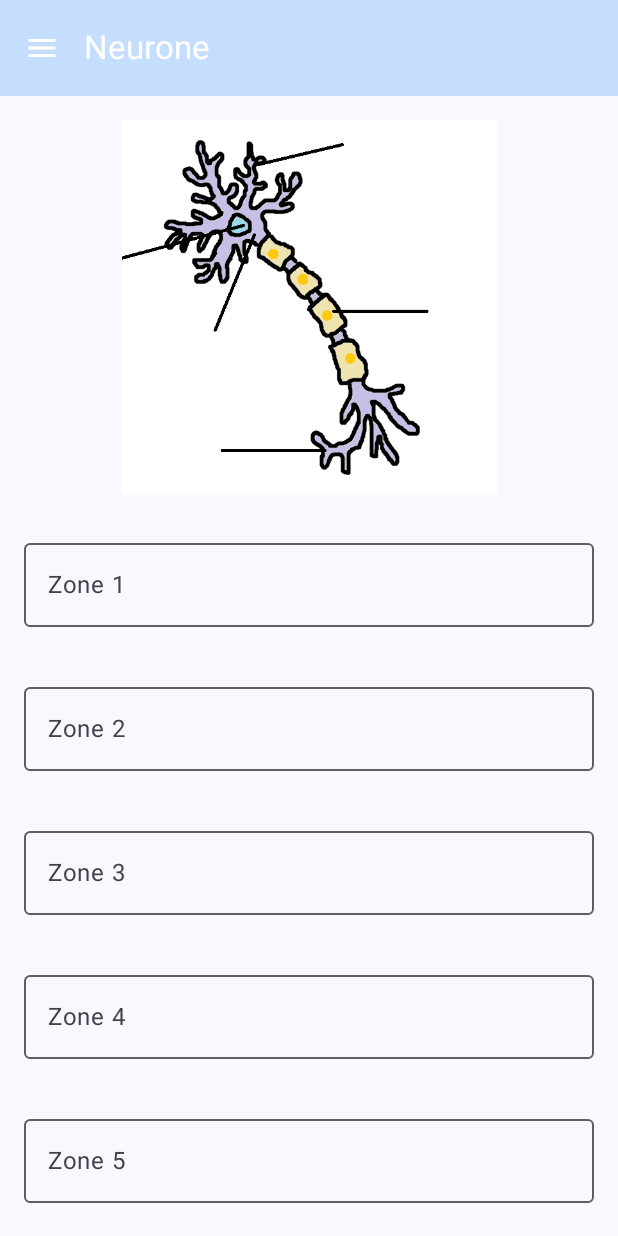
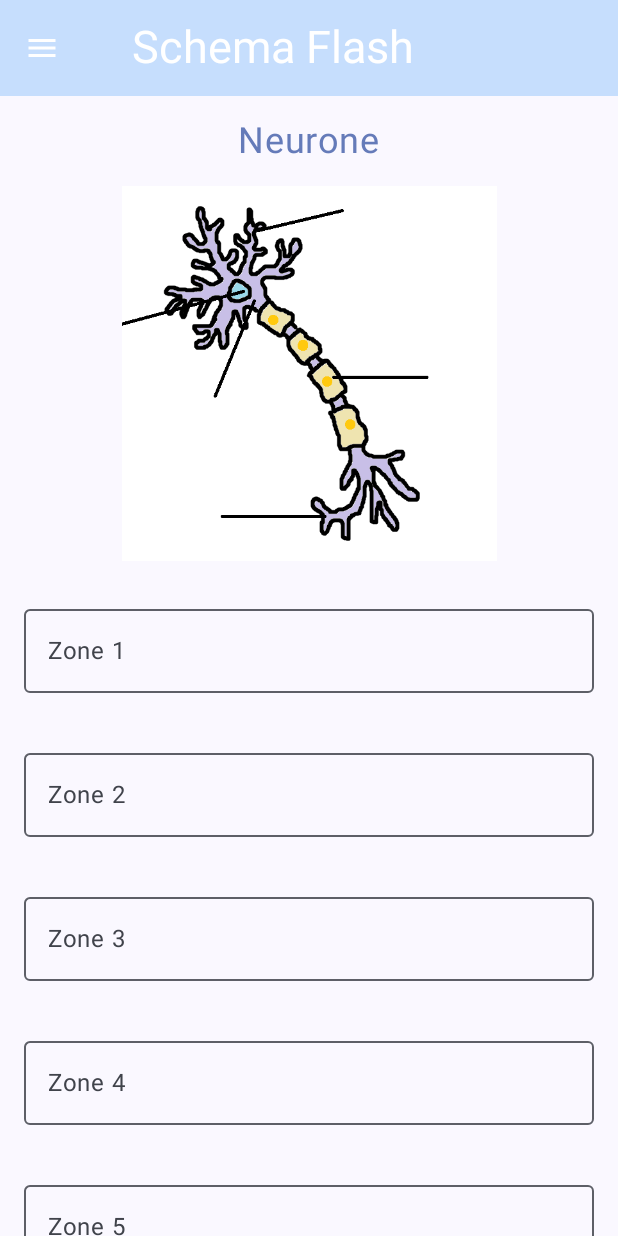
Before and after one commit to Eileda6/Schema_Flash_Adelie_Brunel, an Android app built with Jetpack Compose: the screen it shows after launch (MainActivity), after a tap on "Neurone", on a phone screen of 412 x 824 dp. Run offline under Robolectric (Android 15) with nearby library versions, the phone set to English and light mode, and no system bars.

Commit message:
modificationtitre dans apprendreFicheScreen et suppression du titre des flas card dans page d'accueil

```diff
--- a/app/src/main/java/fr/ensim/android/schemaflash/ApprendreFicheScreen.kt
+++ b/app/src/main/java/fr/ensim/android/schemaflash/ApprendreFicheScreen.kt
@@ -14,7 +14,9 @@ import androidx.compose.ui.graphics.Color
 import androidx.compose.ui.unit.dp
 import androidx.compose.ui.Alignment
 import androidx.compose.ui.layout.ContentScale
+import androidx.compose.ui.unit.sp
 import coil.compose.AsyncImage
+import fr.ensim.android.schemaflash.ui.theme.Blue1
 import fr.ensim.android.schemaflash.ui.theme.LightBlue
 import fr.ensim.android.schemaflash.ui.theme.White
 import kotlinx.coroutines.launch
@@ -34,7 +36,20 @@ fun ApprendreFicheScreen(
     Scaffold(
         topBar = {
             TopAppBar(
-                title = { Text(title, color = Color.White) },
+                title = {
+                    Row(
+                        verticalAlignment = Alignment.CenterVertically,
+                        modifier = Modifier.fillMaxWidth()
+                    ) {
+                        Spacer(modifier = Modifier.width(32.dp))
+                        Text(
+                            text = "Schema Flash",
+                            color = Color.White,
+                            fontSize = 30.sp,
+                            modifier = Modifier.padding(end = 32.dp)
+                        )
+                    }
+                },
                 navigationIcon = {
                     Box {
                         IconButton(onClick = { expanded = true }) {
@@ -59,6 +74,15 @@ fun ApprendreFicheScreen(
                 .padding(16.dp)
                 .fillMaxSize()
         ) {
+            Text(
+                text = title,
+                fontSize = 24.sp,
+                color = Blue1,
+                modifier = Modifier
+                    .align(Alignment.CenterHorizontally)
+                    .padding(bottom = 16.dp)
+            )
+
             // Affichage de l'image à partir de l'URI
             AsyncImage(
                 model = imageUri,
--- a/app/src/main/java/fr/ensim/android/schemaflash/PageAccueilScreen.kt
+++ b/app/src/main/java/fr/ensim/android/schemaflash/PageAccueilScreen.kt
@@ -141,14 +141,6 @@ fun FlashCard(imageUri: String, text: String, onClick: () -> Unit) {
                 modifier = Modifier.fillMaxSize(),
                 contentScale = ContentScale.Crop
             )
-            Text(
-                text = text,
-                fontSize = 16.sp,
-                color = Color.White,
-                modifier = Modifier
-                    .align(Alignment.BottomCenter)
-                    .padding(8.dp)
-            )
         }
     }
 }
```
